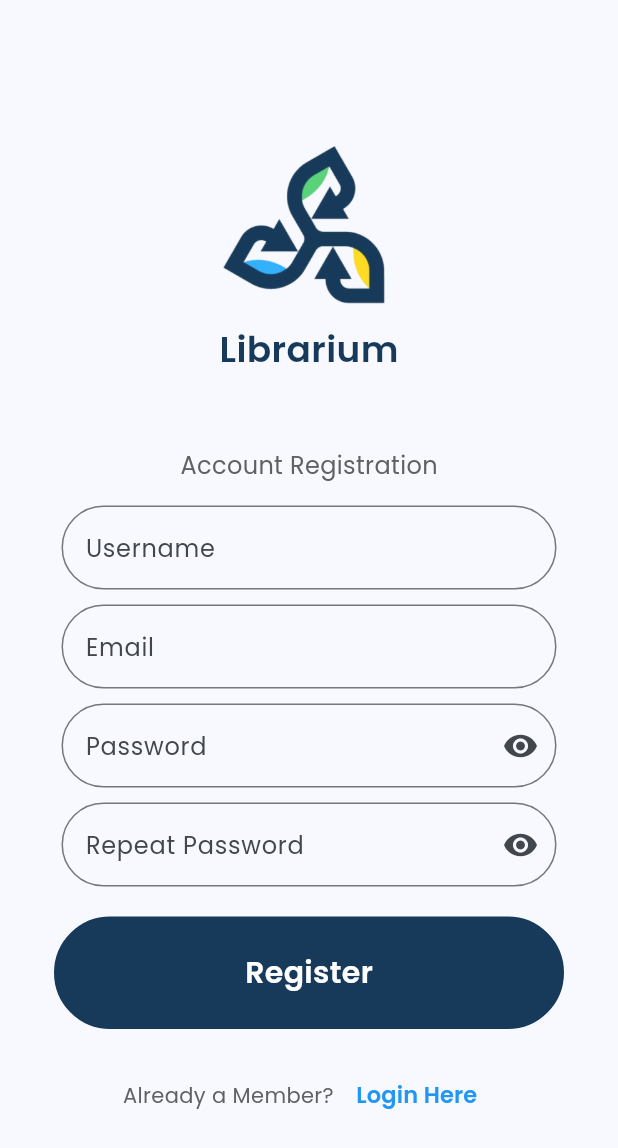
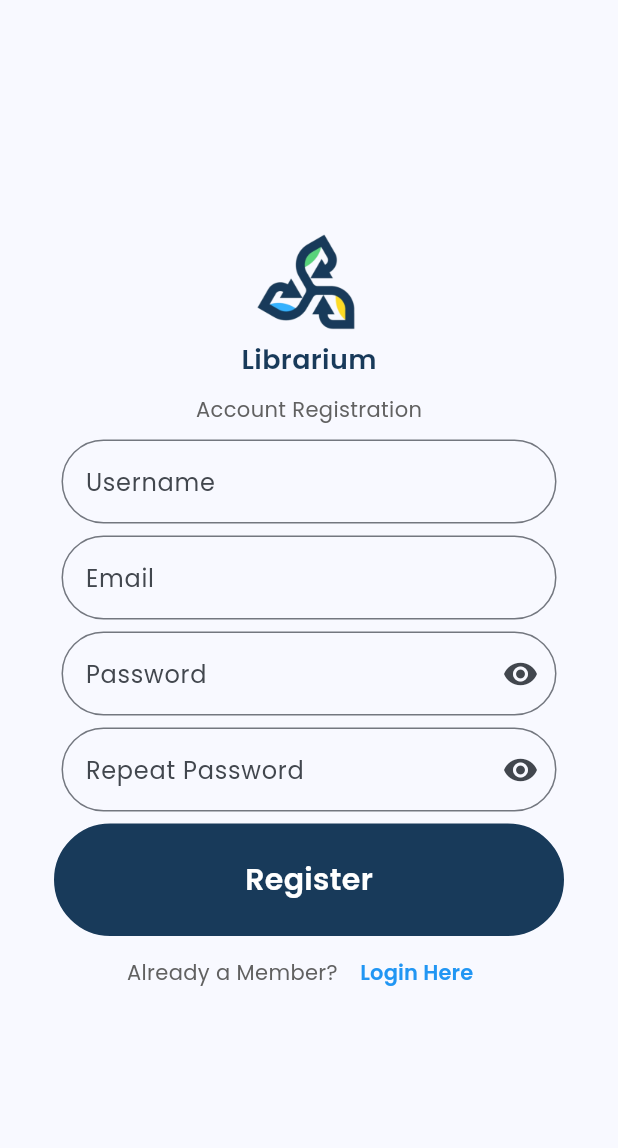
Before and after one commit to ConeGroup/librarium-mob, a Flutter app: the LoginPage screen opened directly, after a tap on "Register Now", on a phone screen of 412 x 824 dp. Shown: the top 1148 px of the screen. Run offline on Flutter 3.47's test engine with Material 3 defaults, Android fonts, the phone set to English and light mode, and no system bars; our stand-ins replace shared_preferences; missing offline and left inert: pbp_django_auth; accounts and stored records are empty.

Commit message:
fix some ui problem

```diff
--- a/lib/pages/collections/collections_list_page.dart
+++ b/lib/pages/collections/collections_list_page.dart
@@ -88,11 +88,7 @@ class _CollectionListPageState extends State<CollectionListPage> {
   @override
   Widget build(BuildContext context) {
     return Scaffold(
-      appBar: AppBar(
-        title: const Center(child: Text("Your Collections")),
-        backgroundColor: AppTheme.defaultBlue,
-        foregroundColor: Colors.white,
-      ),
+      appBar: const AppBarBuild(),
       body: FutureBuilder<List<CollectionItemModel>>(
         future: _collectionUser,
         builder: (context, snapshot) {
--- a/lib/pages/loans_page.dart
+++ b/lib/pages/loans_page.dart
@@ -23,7 +23,7 @@ class LoansPage extends StatelessWidget {
     final request = context.watch<CookieRequest>();
 
     return Scaffold(
-      appBar: appBar,
+      appBar: const AppBarBuild(),
       drawer: const LeftDrawer(),
       bottomNavigationBar: const BottomNavBarFb1(),
       body: SingleChildScrollView(
--- a/lib/pages/login_page.dart
+++ b/lib/pages/login_page.dart
@@ -91,7 +91,7 @@ class _LoginPageState extends State<LoginPage> {
                     ),
                     focusedBorder: OutlineInputBorder(
                       borderRadius: BorderRadius.circular(30),
-                      borderSide: BorderSide(color: AppTheme.defaultBlue),
+                      borderSide: const BorderSide(color: AppTheme.defaultBlue),
                     ),
                     fillColor: Colors.white,
                     filled: true,
@@ -134,10 +134,6 @@ class _LoginPageState extends State<LoginPage> {
                 String username = _usernameController.text;
                 String password = _passwordController.text;
 
-                // Cek kredensial
-                // TODO: Ganti URL dan jangan lupa tambahkan trailing slash (/) di akhir URL!
-                // Untuk menyambungkan Android emulator dengan Django pada localhost,
-                // gunakan URL http://10.0.2.2/
                 final response =
                     await request.login("https://fazle-ilahi-c01librarium.stndar.dev/auth/login/", {
                   'username': username,
@@ -189,8 +185,8 @@ class _LoginPageState extends State<LoginPage> {
                 },
                 cursor: _cursorType,
                 child: Container(
-                  padding: EdgeInsets.all(20),
-                  margin: EdgeInsets.symmetric(horizontal: 20),
+                  padding: const EdgeInsets.all(20),
+                  margin: const EdgeInsets.symmetric(horizontal: 20),
                   decoration: BoxDecoration(
                     border: Border.all(
                       color: isHovered ? Colors.black : AppTheme.defaultBlue,
--- a/lib/pages/register_page.dart
+++ b/lib/pages/register_page.dart
@@ -45,14 +45,12 @@ class _RegisterPage extends State<RegisterPage> {
           mainAxisAlignment: MainAxisAlignment.center,
           children: [
             // Logo
-            const SizedBox(height: 20),
-
             Row(
               mainAxisAlignment: MainAxisAlignment.center,
               children: [
                 Image.asset(
                   'lib/images/librarium-logo.png',
-                  height: 125,
+                  height: 75,
                 ),
               ],
             ),
@@ -60,22 +58,23 @@ class _RegisterPage extends State<RegisterPage> {
               'Librarium',
               style: TextStyle(
                 color: AppTheme.defaultBlue,
-                fontSize: 24,
+                fontSize: 18,
                 fontWeight: FontWeight.bold,
               ),
             ),
 
-            const SizedBox(height: 50),
+            const SizedBox(height: 10),
 
             Text(
               'Account Registration',
-              style: TextStyle(color: Colors.grey[700], fontSize: 16),
+              style: TextStyle(color: Colors.grey[700], fontSize: 14),
             ),
 
-            const SizedBox(height: 15),
+            const SizedBox(height: 10),
 
             Form(
               key: _registerFormKey,
+              child: SingleChildScrollView(
                 child: Column(
                   mainAxisAlignment: MainAxisAlignment.end,
                   crossAxisAlignment: CrossAxisAlignment.center,
@@ -116,7 +115,7 @@ class _RegisterPage extends State<RegisterPage> {
                       ),
                     ),
 
-                  const SizedBox(height: 10),
+                    const SizedBox(height: 8),
 
                     // Email Field
                     Padding(
@@ -153,7 +152,7 @@ class _RegisterPage extends State<RegisterPage> {
                       ),
                     ),
 
-                  const SizedBox(height: 10),
+                    const SizedBox(height: 8),
 
                     // Password Field
                     Padding(
@@ -200,7 +199,7 @@ class _RegisterPage extends State<RegisterPage> {
                       ),
                     ),
 
-                  const SizedBox(height: 10),
+                    const SizedBox(height: 8),
 
                     // Confirm Pass Field
                     Padding(
@@ -249,7 +248,7 @@ class _RegisterPage extends State<RegisterPage> {
                       ),
                     ),
 
-                  const SizedBox(height: 20),
+                    const SizedBox(height: 8),
 
                     // Register Button
                     GestureDetector(
@@ -377,8 +376,8 @@ class _RegisterPage extends State<RegisterPage> {
                         },
                         cursor: _cursorType,
                         child: Container(
-                        padding: EdgeInsets.all(20),
-                        margin: EdgeInsets.symmetric(horizontal: 20),
+                          padding: const EdgeInsets.all(20),
+                          margin: const EdgeInsets.symmetric(horizontal: 20),
                           decoration: BoxDecoration(
                             border: Border.all(
                               color: isHovered ? Colors.black : AppTheme.defaultBlue,
@@ -386,7 +385,6 @@ class _RegisterPage extends State<RegisterPage> {
                             ),
                             color: isHovered ? Colors.white : AppTheme.defaultBlue,
                             borderRadius: BorderRadius.circular(40),
-
 
                           ),
                           child: Center(
@@ -403,7 +401,7 @@ class _RegisterPage extends State<RegisterPage> {
                       ),
                     ),
 
-                  const SizedBox(height: 20),
+                    // const SizedBox(height: 10),
 
                     // Sign In Here
                     Row(
@@ -427,7 +425,6 @@ class _RegisterPage extends State<RegisterPage> {
                           child: const Text(
                             'Login Here',
                             style: TextStyle(
-                              fontSize: 15,
                                 color: Colors.blue,
                                 fontWeight: FontWeight.bold),
                           ),
@@ -437,6 +434,7 @@ class _RegisterPage extends State<RegisterPage> {
                   ],
                 ),
               ),
+            ),
           ],
         ),
       ),
--- a/lib/pages/reviews/review_page.dart
+++ b/lib/pages/reviews/review_page.dart
@@ -22,7 +22,7 @@ class ReviewPage extends StatelessWidget {
     final request = context.watch<CookieRequest>();
 
     return Scaffold(
-      appBar: appBar,
+      appBar: const AppBarBuild(),
       drawer: const LeftDrawer(),
       bottomNavigationBar: const BottomNavBarFb1(),
       floatingActionButton: const FloatingAddReviewBtn(),
--- a/lib/requests/request_page.dart
+++ b/lib/requests/request_page.dart
@@ -28,7 +28,7 @@ class _RequestPageState extends State<RequestPage> {
     _request = fetchRequest(request);
 
     return Scaffold(
-      appBar: appBar,
+      appBar: const AppBarBuild(),
       drawer: const LeftDrawer(),
       bottomNavigationBar: const BottomNavBarFb1(),
       floatingActionButton: const FloatingAddRequestBtn(),
```
Also changed, not shown: lib/apptheme.dart (+28 -2 lines), lib/pages/menu.dart (+9 -6 lines). Lines whose indentation alone changed are shown as unchanged.
